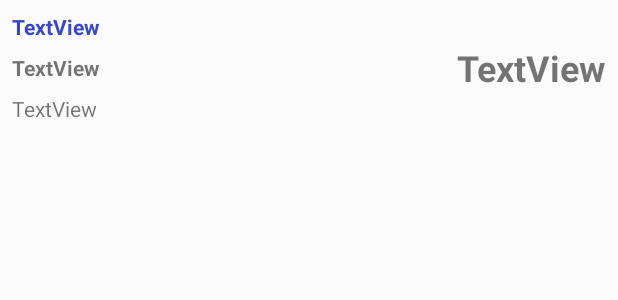
After one commit to Diy2210/EasyCounterMaster, an Android app: the layout my_counter_list_item.xml on its own in the app's theme, with its tools: preview values and no code run, on a phone screen of 412 x 824 dp. The commit adds this screen. Shown: the top 300 px of the screen. Run offline under Robolectric (Android 15) with nearby library versions, the phone set to English and light mode, and no system bars.

Commit message:
add new list activity add new item from listView add new adapter class

```diff
--- /dev/null
+++ b/app/src/main/res/layout/my_counter_list_item.xml
@@ -0,0 +1,64 @@
+<?xml version="1.0" encoding="utf-8"?>
+<android.support.constraint.ConstraintLayout
+    xmlns:android="http://schemas.android.com/apk/res/android"
+    xmlns:app="http://schemas.android.com/apk/res-auto"
+    android:layout_width="match_parent"
+    android:layout_height="match_parent">
+
+    <android.support.constraint.ConstraintLayout
+        android:layout_width="match_parent"
+        android:layout_height="wrap_content"
+        app:layout_constraintEnd_toEndOf="parent"
+        app:layout_constraintStart_toStartOf="parent"
+        app:layout_constraintTop_toTopOf="parent">
+
+        <TextView
+            android:id="@+id/timeTV"
+            android:layout_width="wrap_content"
+            android:layout_height="wrap_content"
+            android:layout_marginStart="8dp"
+            android:layout_marginTop="8dp"
+            android:text="TextView"
+            android:textColor="#3947c4"
+            android:textStyle="bold"
+            app:layout_constraintStart_toStartOf="parent"
+            app:layout_constraintTop_toTopOf="parent" />
+
+        <TextView
+            android:id="@+id/titleTV"
+            android:layout_width="wrap_content"
+            android:layout_height="wrap_content"
+            android:layout_marginStart="8dp"
+            android:layout_marginTop="8dp"
+            android:text="TextView"
+            android:textStyle="bold"
+            app:layout_constraintStart_toStartOf="parent"
+            app:layout_constraintTop_toBottomOf="@+id/timeTV" />
+
+        <TextView
+            android:id="@+id/descriptionTV"
+            android:layout_width="wrap_content"
+            android:layout_height="wrap_content"
+            android:layout_marginStart="8dp"
+            android:layout_marginTop="8dp"
+            android:layout_marginBottom="8dp"
+            android:text="TextView"
+            app:layout_constraintBottom_toBottomOf="parent"
+            app:layout_constraintStart_toStartOf="parent"
+            app:layout_constraintTop_toBottomOf="@+id/titleTV" />
+
+        <TextView
+            android:id="@+id/valueTV"
+            android:layout_width="wrap_content"
+            android:layout_height="wrap_content"
+            android:layout_marginTop="8dp"
+            android:layout_marginEnd="8dp"
+            android:layout_marginBottom="8dp"
+            android:text="TextView"
+            android:textSize="24sp"
+            android:textStyle="bold"
+            app:layout_constraintBottom_toBottomOf="parent"
+            app:layout_constraintEnd_toEndOf="parent"
+            app:layout_constraintTop_toTopOf="parent" />
+    </android.support.constraint.ConstraintLayout>
+</android.support.constraint.ConstraintLayout>
--- a/app/src/main/res/values/strings.xml
+++ b/app/src/main/res/values/strings.xml
@@ -14,7 +14,7 @@
 
     <!-- Drawer Strings -->
     <string name="create_counter">Create counter</string>
-    <string name="my_counter">My counter</string>
+    <string name="my_counters">My counters</string>
     <string name="settings">Settings</string>
 
     <!-- Settings Strings -->
```
Also changed, not shown: app/src/main/AndroidManifest.xml (+7 -1 lines), app/src/main/java/com/example/diy2210/easycounter/CounterAdapter.java (added, +21 -0 lines), app/src/main/java/com/example/diy2210/easycounter/MyCountersListActivity.java (added, +20 -0 lines), app/src/main/res/layout/activity_my_counters_list.xml (added, +16 -0 lines).
